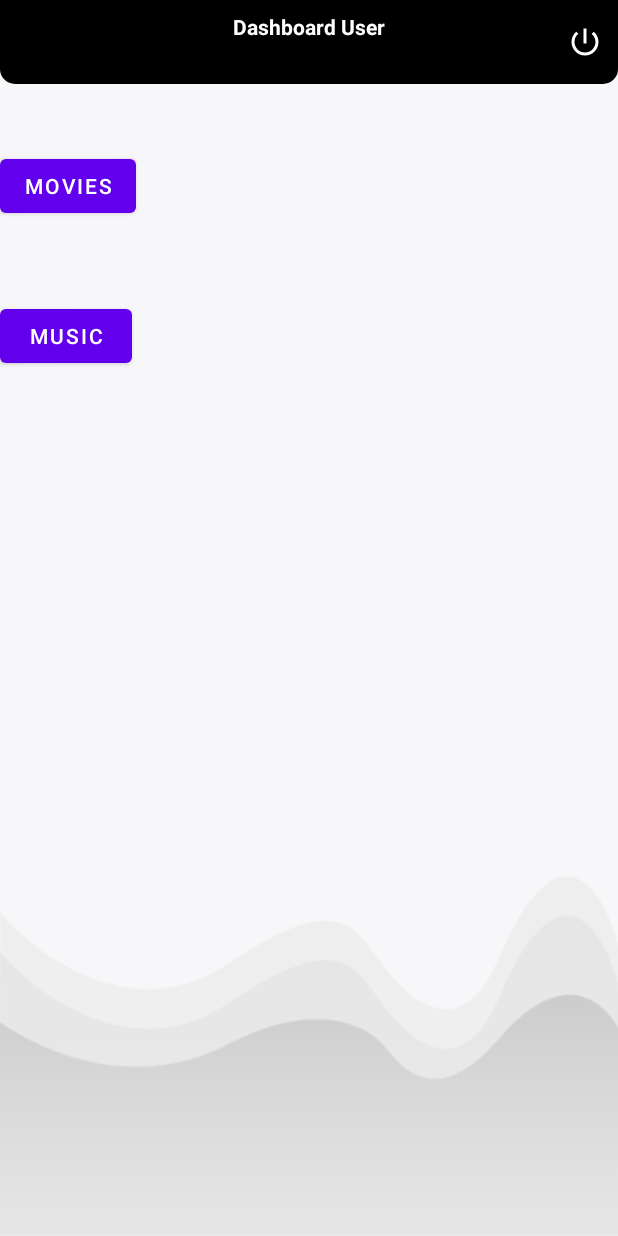
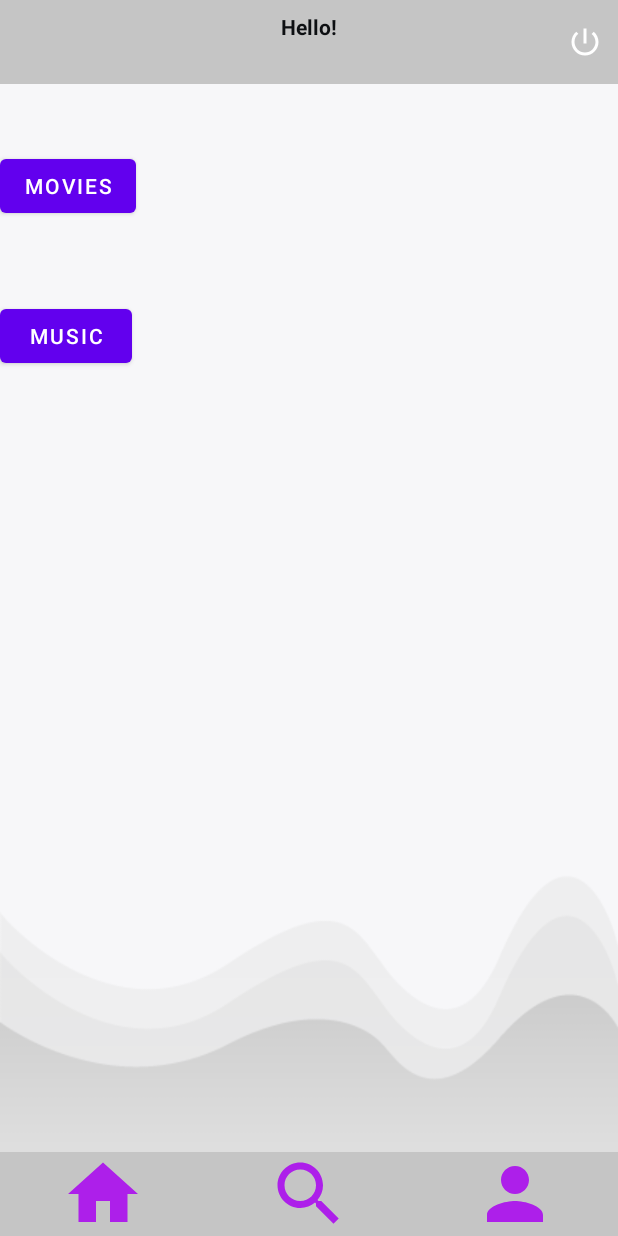
Before and after one commit to PabloGradolph/Kritika, an Android app: the DashboardUserActivity screen opened directly, with no data from a screen before it, on a phone screen of 412 x 824 dp. Run offline under Robolectric (Android 15) with nearby library versions, the phone set to English and light mode, and no system bars; our stand-ins replace Firebase (no records; nobody signed in at launch, a user with empty details on screens opened directly).

Commit message:
UI Dashboard started

```diff
--- a/app/src/main/java/es/uc3m/mobileApps/kritika/DashboardUserActivity.java
+++ b/app/src/main/java/es/uc3m/mobileApps/kritika/DashboardUserActivity.java
@@ -70,9 +70,9 @@ public class DashboardUserActivity extends AppCompatActivity {
             finish();
         } else {
             // logged in, get user info
-            String email = firebaseUser.getEmail();
+            String UserName = firebaseUser.getEmail();
             // set in textview of toolbar
-            binding.subTitleTv.setText(email);
+            binding.subTitleTv.setText(UserName);
 
         }
     }
--- /dev/null
+++ b/app/src/main/res/drawable/baseline_home_purple.xml
@@ -0,0 +1,5 @@
+<vector android:height="24dp" android:tint="#AD1FEA"
+    android:viewportHeight="24" android:viewportWidth="24"
+    android:width="24dp" xmlns:android="http://schemas.android.com/apk/res/android">
+    <path android:fillColor="@android:color/white" android:pathData="M10,20v-6h4v6h5v-8h3L12,3 2,12h3v8z"/>
+</vector>
--- /dev/null
+++ b/app/src/main/res/drawable/baseline_person_purple.xml
@@ -0,0 +1,5 @@
+<vector android:height="24dp" android:tint="#AD1FEA"
+    android:viewportHeight="24" android:viewportWidth="24"
+    android:width="24dp" xmlns:android="http://schemas.android.com/apk/res/android">
+    <path android:fillColor="@android:color/white" android:pathData="M12,12c2.21,0 4,-1.79 4,-4s-1.79,-4 -4,-4 -4,1.79 -4,4 1.79,4 4,4zM12,14c-2.67,0 -8,1.34 -8,4v2h16v-2c0,-2.66 -5.33,-4 -8,-4z"/>
+</vector>
--- /dev/null
+++ b/app/src/main/res/drawable/baseline_search_purple.xml
@@ -0,0 +1,5 @@
+<vector android:height="24dp" android:tint="#AD1FEA"
+    android:viewportHeight="24" android:viewportWidth="24"
+    android:width="24dp" xmlns:android="http://schemas.android.com/apk/res/android">
+    <path android:fillColor="@android:color/white" android:pathData="M15.5,14h-0.79l-0.28,-0.27C15.41,12.59 16,11.11 16,9.5 16,5.91 13.09,3 9.5,3S3,5.91 3,9.5 5.91,16 9.5,16c1.61,0 3.09,-0.59 4.23,-1.57l0.27,0.28v0.79l5,4.99L20.49,19l-4.99,-5zM9.5,14C7.01,14 5,11.99 5,9.5S7.01,5 9.5,5 14,7.01 14,9.5 11.99,14 9.5,14z"/>
+</vector>
--- a/app/src/main/res/layout/activity_dashboard_user.xml
+++ b/app/src/main/res/layout/activity_dashboard_user.xml
@@ -11,36 +11,36 @@
     <RelativeLayout
         android:layout_width="match_parent"
         android:layout_height="?actionBarSize"
-        android:background="@drawable/shape_toolbar02">
+        android:background="@color/gray01">>
 
         <TextView
             android:id="@+id/titleTv"
             android:layout_width="wrap_content"
+            android:layout_height="wrap_content"
+            android:layout_centerHorizontal="true"
             android:layout_marginTop="8dp"
-            android:layout_centerHorizontal="true"
-            android:layout_height="wrap_content"
-            android:text="Dashboard User"
-            android:textStyle="bold"
-            android:textColor="@color/white"/>
+            android:text="Hello!"
+            android:textColor="@color/black"
+            android:textStyle="bold" />
 
         <TextView
             android:id="@+id/subTitleTv"
             android:layout_width="wrap_content"
+            android:layout_height="wrap_content"
+            android:layout_below="@id/titleTv"
             android:layout_centerHorizontal="true"
-            android:layout_below="@id/titleTv"
-            android:layout_height="wrap_content"
-            android:text="abc@example.com"
-            android:textColor="@color/white"/>
+            android:text="User Name"
+            android:textColor="@color/black" />
 
         <ImageButton
             android:id="@+id/logoutBtn"
             android:layout_width="wrap_content"
             android:layout_height="wrap_content"
+            android:layout_alignParentEnd="true"
             android:layout_centerVertical="true"
-            android:layout_alignParentEnd="true"
             android:layout_marginEnd="10dp"
-            android:src="@drawable/ic_logout_white"
-            android:background="@android:color/transparent"/>
+            android:background="@android:color/transparent"
+            android:src="@drawable/ic_logout_white" />
 
     </RelativeLayout>
 
@@ -66,4 +66,51 @@
         app:layout_constraintStart_toEndOf="@+id/button_open_movies"
         app:layout_constraintTop_toTopOf="parent" />
 
+    <androidx.constraintlayout.widget.ConstraintLayout
+        android:layout_width="match_parent"
+        android:layout_height="?actionBarSize"
+        android:layout_alignParentTop="false"
+        android:layout_alignParentBottom="true"
+        android:background="@color/gray01">
+
+
+        <ImageButton
+            android:id="@+id/houseButton"
+            android:layout_width="0dp"
+            android:layout_height="match_parent"
+            android:background="@android:color/transparent"
+            android:src="@drawable/baseline_home_purple"
+            android:scaleType="fitCenter"
+            app:layout_constraintStart_toStartOf="parent"
+            app:layout_constraintEnd_toStartOf="@id/searchButton"
+            app:layout_constraintTop_toTopOf="parent"
+            app:layout_constraintBottom_toBottomOf="parent" />
+
+        <ImageButton
+            android:id="@+id/searchButton"
+            android:layout_width="0dp"
+            android:layout_height="match_parent"
+            android:background="@android:color/transparent"
+            android:src="@drawable/baseline_search_purple"
+            android:scaleType="fitCenter"
+            app:layout_constraintStart_toEndOf="@id/houseButton"
+            app:layout_constraintEnd_toStartOf="@id/profileButton"
+            app:layout_constraintTop_toTopOf="parent"
+            app:layout_constraintBottom_toBottomOf="parent" />
+
+        <!-- Button 2 -->
+        <ImageButton
+            android:id="@+id/profileButton"
+            android:layout_width="0dp"
+            android:layout_height="match_parent"
+            android:background="@android:color/transparent"
+            android:src="@drawable/baseline_person_purple"
+            android:scaleType="fitCenter"
+            app:layout_constraintStart_toEndOf="@id/searchButton"
+            app:layout_constraintEnd_toEndOf="parent"
+            app:layout_constraintTop_toTopOf="parent"
+            app:layout_constraintBottom_toBottomOf="parent" />
+
+    </androidx.constraintlayout.widget.ConstraintLayout>
+
 </RelativeLayout>
--- a/app/src/main/res/values/colors.xml
+++ b/app/src/main/res/values/colors.xml
@@ -1,7 +1,10 @@
 <?xml version="1.0" encoding="utf-8"?>
 <resources>
-    <color name="black">#FF000000</color>
+    <color name="black">#ff0d0f12</color>
     <color name="white">#FFFFFFFF</color>
     <color name="gray01">#C5C5C5</color>
+    <color name="KritikaPurple">#ffad1fea</color>
+    <color name="KritikaViolet">#ff8512eb</color>
     <color name="gray02">#777777</color>
+    <color name="JetBlack">#ff252525</color>
 </resources>
```
Also changed, not shown: 1 other file.
